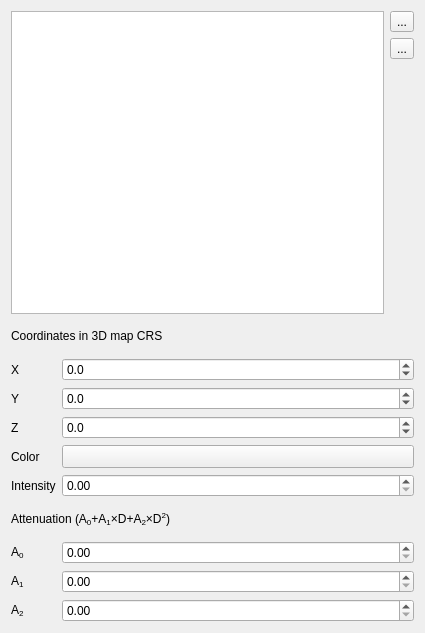
Old version of the form src/ui/3d/qgslightswidget.ui in the repository qgis/QGIS.
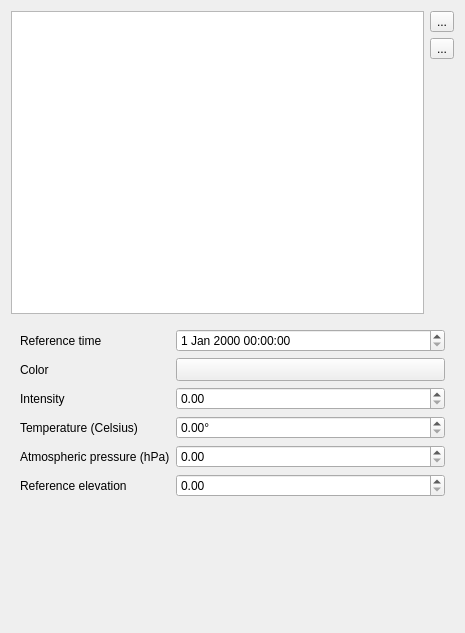
New version of the form. Custom widgets are drawn as their Qt base class.

Commit message:
[feature][3d] Add "Sun" light option
Allows creation of a directional light which represents the
real world sun position for the map at a specified date and time.

The edit to the form file:
```diff
--- a/src/ui/3d/qgslightswidget.ui
+++ b/src/ui/3d/qgslightswidget.ui
@@ -6,7 +6,7 @@
    <rect>
     <x>0</x>
     <y>0</y>
-    <width>425</width>
+    <width>465</width>
     <height>633</height>
    </rect>
   </property>
@@ -64,7 +64,7 @@
    <item>
     <widget class="QStackedWidget" name="mStackedWidget">
      <property name="currentIndex">
-      <number>1</number>
+      <number>3</number>
      </property>
      <widget class="QWidget" name="page_2"/>
      <widget class="QWidget" name="page">
@@ -483,6 +483,137 @@
        </item>
       </layout>
      </widget>
+     <widget class="QWidget" name="mPageSunLight">
+      <layout class="QGridLayout" name="gridLayout_2">
+       <item row="1" column="1">
+        <widget class="QgsColorButton" name="mSunColorButton">
+         <property name="sizePolicy">
+          <sizepolicy hsizetype="Expanding" vsizetype="Fixed">
+           <horstretch>0</horstretch>
+           <verstretch>0</verstretch>
+          </sizepolicy>
+         </property>
+         <property name="minimumSize">
+          <size>
+           <width>120</width>
+           <height>0</height>
+          </size>
+         </property>
+        </widget>
+       </item>
+       <item row="2" column="0">
+        <widget class="QLabel" name="label_18">
+         <property name="text">
+          <string>Intensity</string>
+         </property>
+        </widget>
+       </item>
+       <item row="4" column="0">
+        <widget class="QLabel" name="label_21">
+         <property name="text">
+          <string>Atmospheric pressure (hPa)</string>
+         </property>
+        </widget>
+       </item>
+       <item row="1" column="0">
+        <widget class="QLabel" name="label_19">
+         <property name="text">
+          <string>Color</string>
+         </property>
+        </widget>
+       </item>
+       <item row="0" column="1">
+        <widget class="QgsDateTimeEdit" name="mSunTimeWidget">
+         <property name="sizePolicy">
+          <sizepolicy hsizetype="MinimumExpanding" vsizetype="Fixed">
+           <horstretch>0</horstretch>
+           <verstretch>0</verstretch>
+          </sizepolicy>
+         </property>
+         <property name="timeSpec">
+          <enum>Qt::TimeSpec::LocalTime</enum>
+         </property>
+        </widget>
+       </item>
+       <item row="5" column="0">
+        <widget class="QLabel" name="label_22">
+         <property name="text">
+          <string>Reference elevation</string>
+         </property>
+        </widget>
+       </item>
+       <item row="3" column="1">
+        <widget class="QgsDoubleSpinBox" name="mSunTemperatureSpin">
+         <property name="suffix">
+          <string>°</string>
+         </property>
+         <property name="maximum">
+          <double>360.000000000000000</double>
+         </property>
+        </widget>
+       </item>
+       <item row="0" column="0">
+        <widget class="QLabel" name="mLabelSunTime">
+         <property name="text">
+          <string>Reference time</string>
+         </property>
+        </widget>
+       </item>
+       <item row="2" column="1">
+        <widget class="QgsDoubleSpinBox" name="mSunIntensitySpin">
+         <property name="decimals">
+          <number>2</number>
+         </property>
+         <property name="maximum">
+          <double>999999.000000000000000</double>
+         </property>
+         <property name="singleStep">
+          <double>0.100000000000000</double>
+         </property>
+        </widget>
+       </item>
+       <item row="3" column="0">
+        <widget class="QLabel" name="label_20">
+         <property name="text">
+          <string>Temperature (Celsius)</string>
+         </property>
+        </widget>
+       </item>
+       <item row="4" column="1">
+        <widget class="QgsDoubleSpinBox" name="mSunPressureSpin">
+         <property name="suffix">
+          <string/>
+         </property>
+         <property name="maximum">
+          <double>360.000000000000000</double>
+         </property>
+        </widget>
+       </item>
+       <item row="5" column="1">
+        <widget class="QgsDoubleSpinBox" name="mSunElevationSpin">
+         <property name="suffix">
+          <string/>
+         </property>
+         <property name="maximum">
+          <double>360.000000000000000</double>
+         </property>
+        </widget>
+       </item>
+       <item row="6" column="0">
+        <spacer name="verticalSpacer_2">
+         <property name="orientation">
+          <enum>Qt::Orientation::Vertical</enum>
+         </property>
+         <property name="sizeHint" stdset="0">
+          <size>
+           <width>20</width>
+           <height>40</height>
+          </size>
+         </property>
+        </spacer>
+       </item>
+      </layout>
+     </widget>
     </widget>
    </item>
   </layout>
@@ -499,6 +630,11 @@
    <header>qgscolorbutton.h</header>
    <container>1</container>
   </customwidget>
+  <customwidget>
+   <class>QgsDateTimeEdit</class>
+   <extends>QDateTimeEdit</extends>
+   <header>qgsdatetimeedit.h</header>
+  </customwidget>
  </customwidgets>
  <tabstops>
   <tabstop>mLightsListView</tabstop>
```
Left out of the diff: 12 changed lines with no effect on the pictures. The commit also changes 13 other files.
